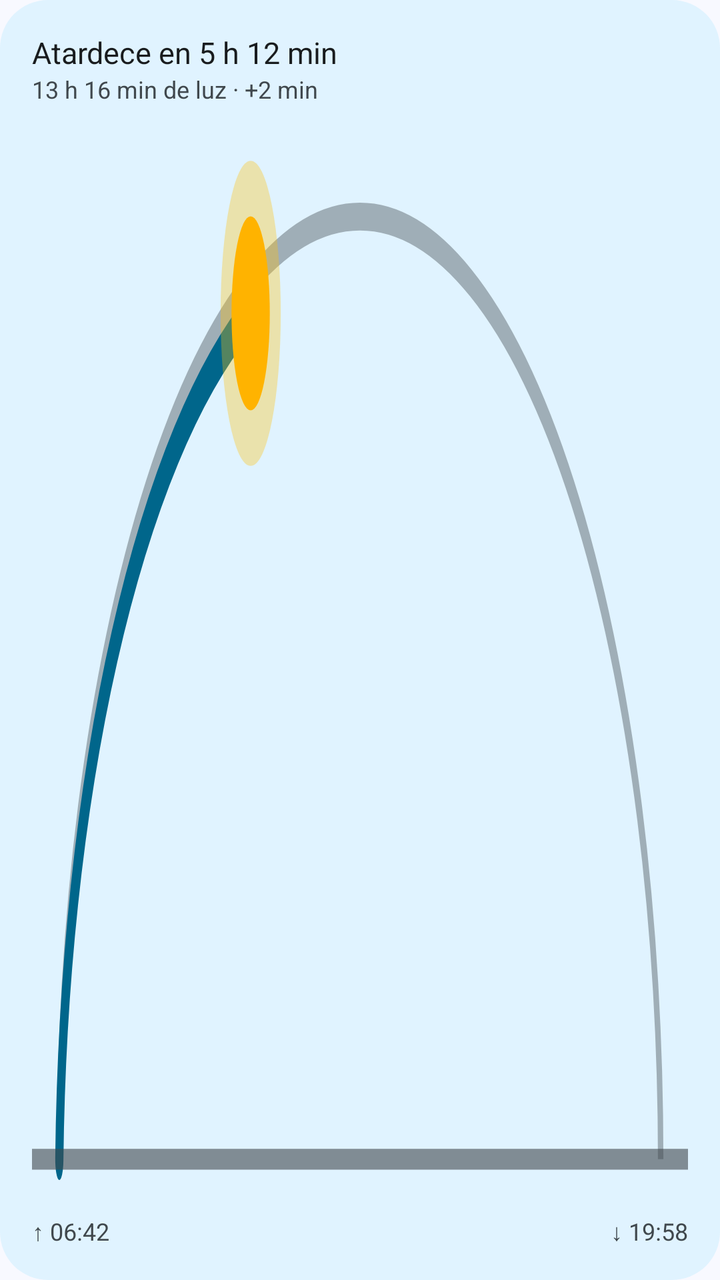
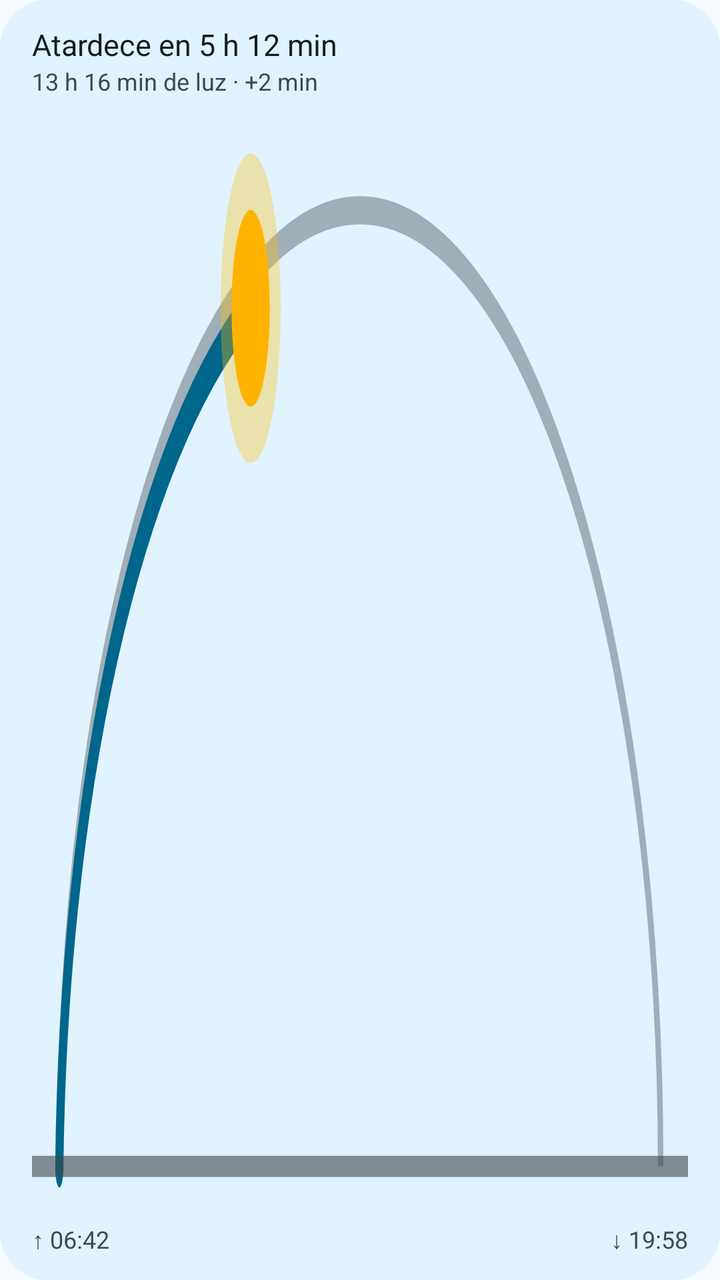

Before-and-after screenshots of an Android layout around one commit, followed by the original layout XML and the change that was made.
<!-- AndroidManifest.xml: application theme Theme.Clima -->
<!-- res/layout/widget_preview_sol.xml -->
<?xml version="1.0" encoding="utf-8"?>
<LinearLayout xmlns:android="http://schemas.android.com/apk/res/android"
    android:layout_width="match_parent"
    android:layout_height="match_parent"
    android:background="@drawable/preview_surface"
    android:orientation="vertical"
    android:padding="16dp">

    <TextView
        android:layout_width="wrap_content"
        android:layout_height="wrap_content"
        android:text="Atardece en 5 h 12 min"
        android:textColor="@color/preview_text"
        android:textSize="15sp" />

    <TextView
        android:layout_width="wrap_content"
        android:layout_height="wrap_content"
        android:text="13 h 16 min de luz · +2 min"
        android:textColor="@color/preview_text_variant"
        android:textSize="12sp" />

    <ImageView
        android:layout_width="match_parent"
        android:layout_height="0dp"
        android:layout_weight="1"
        android:importantForAccessibility="no"
        android:scaleType="fitXY"
        android:src="@drawable/preview_sun_arc" />

    <LinearLayout
        android:layout_width="match_parent"
        android:layout_height="wrap_content"
        android:orientation="horizontal">

        <TextView
            android:layout_width="0dp"
            android:layout_height="wrap_content"
            android:layout_weight="1"
            android:text="↑ 06:42"
            android:textColor="@color/preview_text_variant"
            android:textSize="12sp" />

        <TextView
        android:layout_width="wrap_content"
        android:layout_height="wrap_content"
        android:text="↓ 19:58"
        android:textColor="@color/preview_text_variant"
        android:textSize="12sp" />
    </LinearLayout>
</LinearLayout>
<!-- resources referenced by this layout -->
<resources>
  <color name="preview_text">#FF1A1C20</color>
  <color name="preview_text_variant">#FF44474E</color>
  <!-- drawable preview_sun_arc (drawable) -->
  <?xml version="1.0" encoding="utf-8"?>
  <vector xmlns:android="http://schemas.android.com/apk/res/android"
      android:width="240dp" android:height="80dp"
      android:viewportWidth="240" android:viewportHeight="80">
      <path android:pathData="M10,76A110,68 0 0,1 230,76" android:strokeColor="@color/preview_text_variant"
          android:strokeAlpha="0.4" android:strokeWidth="2" />
      <path android:pathData="M10,76A110,68 0 0,1 80,15" android:strokeColor="@color/preview_line"
          android:strokeWidth="3" android:strokeLineCap="round" />
      <path android:pathData="M0,76H240" android:strokeColor="@color/preview_text_variant" android:strokeAlpha="0.6" android:strokeWidth="1.5" />
      <path android:fillColor="#55FFC107" android:pathData="M69,15a11,11 0 1,0 22,0a11,11 0 1,0 -22,0z" />
      <path android:fillColor="#FFFFB300" android:pathData="M73,15a7,7 0 1,0 14,0a7,7 0 1,0 -14,0z" />
  </vector>
  <!-- drawable preview_surface (drawable) -->
  <?xml version="1.0" encoding="utf-8"?>
  <shape xmlns:android="http://schemas.android.com/apk/res/android" android:shape="rectangle">
      <solid android:color="@color/preview_surface" />
      <corners android:radius="24dp" />
  </shape>
  <style name="Theme.Clima" parent="android:Theme.Material.Light.NoActionBar">
          <item name="android:windowBackground">@color/window_background</item>
      </style>
  <color name="preview_line">#FF3A5F90</color>
  <color name="preview_surface">#FFF0F3FA</color>
  <color name="window_background">#FFF8F9FF</color>
</resources>

<!-- the commit's change to res/layout/widget_preview_sol.xml (unified diff, before → after) -->
@@ -4,7 +4,8 @@
     android:layout_height="match_parent"
     android:background="@drawable/preview_surface"
     android:orientation="vertical"
-    android:padding="16dp">
+    android:paddingHorizontal="16dp"
+    android:paddingVertical="12dp">
 
     <TextView
         android:layout_width="wrap_content"
